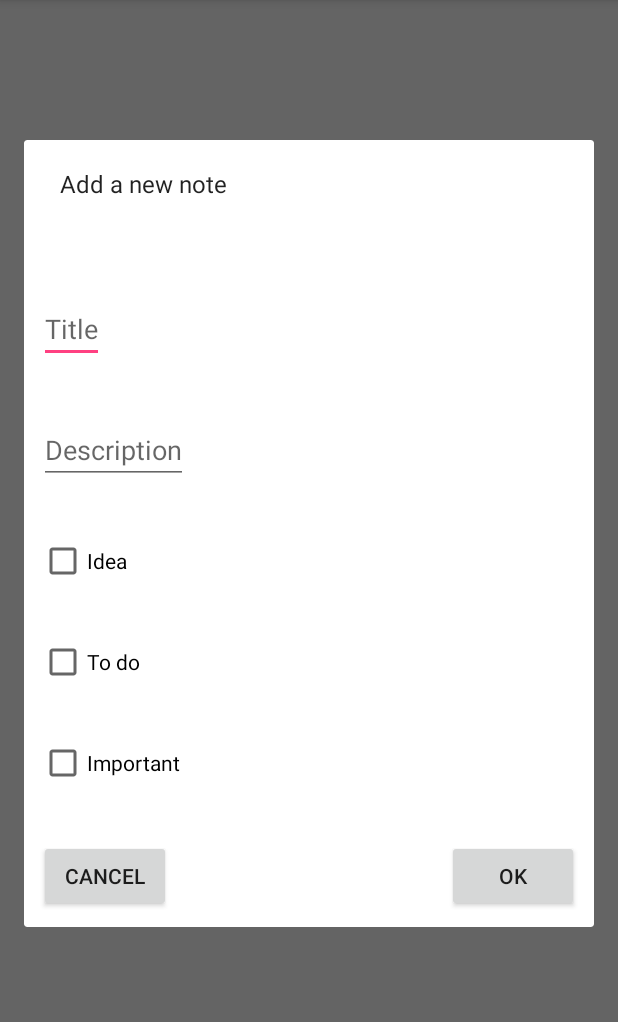
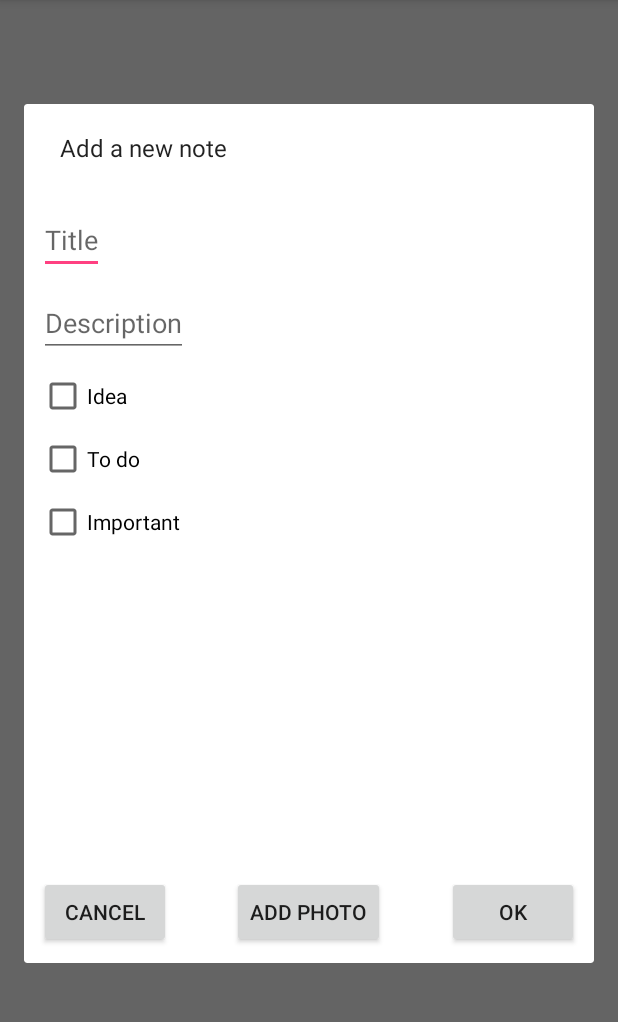
Before and after one commit to chandlergaines/gaineschandleraca, an Android app: the screen it shows after launch (MainActivity), after a tap on "add", on a phone screen of 412 x 824 dp, the part 84-1106 px from its top. Run offline under Robolectric (Android 15) with nearby library versions, the phone set to English and light mode, and no system bars.

Commit message:
Working on Photo feature: Can capture photo, cannot show in note view

```diff
--- a/NotetoSelf/app/src/main/res/layout/dialog_new_note.xml
+++ b/NotetoSelf/app/src/main/res/layout/dialog_new_note.xml
@@ -1,6 +1,8 @@
 <?xml version="1.0" encoding="utf-8"?>
 <RelativeLayout xmlns:android="http://schemas.android.com/apk/res/android"
-    android:layout_width="match_parent" android:layout_height="match_parent"
+                xmlns:app="http://schemas.android.com/apk/res-auto"
+                xmlns:tools="http://schemas.android.com/tools"
+                android:layout_width="match_parent" android:layout_height="match_parent"
     android:padding="10dp">
 
     <EditText
@@ -10,7 +12,7 @@
         android:layout_alignParentTop="true"
         android:layout_alignParentLeft="true"
         android:layout_alignParentStart="true"
-        android:layout_marginTop="35dp"
+        android:layout_marginTop="0dp"
         android:hint="@string/title_hint" />
 
     <EditText
@@ -20,7 +22,7 @@
         android:layout_below="@+id/editTitle"
         android:layout_alignParentLeft="true"
         android:layout_alignParentStart="true"
-        android:layout_marginTop="35dp"
+        android:layout_marginTop="10dp"
         android:hint="@string/description_hint"
         android:inputType="textMultiLine" />
 
@@ -32,7 +34,7 @@
         android:layout_below="@+id/editDescription"
         android:layout_alignParentLeft="true"
         android:layout_alignParentStart="true"
-        android:layout_marginTop="35dp"
+        android:layout_marginTop="10dp"
         android:checked="false" />
 
     <CheckBox
@@ -43,7 +45,7 @@
         android:layout_below="@+id/checkBoxIdea"
         android:layout_alignParentLeft="true"
         android:layout_alignParentStart="true"
-        android:layout_marginTop="35dp"
+        android:layout_marginTop="10dp"
         android:checked="false" />
 
     <CheckBox
@@ -54,7 +56,7 @@
         android:layout_below="@+id/checkBoxTodo"
         android:layout_alignParentLeft="true"
         android:layout_alignParentStart="true"
-        android:layout_marginTop="35dp"
+        android:layout_marginTop="10dp"
         android:checked="false" />
 
     <Button
@@ -65,7 +67,7 @@
         android:layout_below="@+id/checkBoxImportant"
         android:layout_alignParentLeft="true"
         android:layout_alignParentStart="true"
-        android:layout_marginTop="35dp" />
+        android:layout_marginTop="220dp" />
 
     <Button
         android:layout_width="wrap_content"
@@ -75,4 +77,21 @@
         android:layout_alignTop="@+id/btnCancel"
         android:layout_alignParentRight="true"
         android:layout_alignParentEnd="true" />
+
+    <Button
+        android:layout_width="wrap_content"
+        android:layout_height="wrap_content"
+        android:layout_alignTop="@+id/btnCancel"
+        android:layout_centerHorizontal="true"
+        android:id="@+id/btnAddPhoto"
+        android:text="@string/add_photo"/>
+
+    <ImageView
+        android:layout_width="150dp"
+        android:layout_height="150dp"
+        android:layout_below="@+id/checkBoxImportant"
+        android:layout_centerHorizontal="true"
+        android:layout_marginTop="35dp"
+        android:id="@+id/photoImageView"/>
+
 </RelativeLayout>
--- a/NotetoSelf/app/src/main/res/values/strings.xml
+++ b/NotetoSelf/app/src/main/res/values/strings.xml
@@ -16,6 +16,7 @@
     <string name="rb_fast">Fast</string>
     <string name="rb_slow">Slow</string>
     <string name="rb_none">None</string>
+    <string name="add_photo">Add Photo</string>
 
     <string name="action_settings">Settings</string>
 </resources>
```
Also changed, not shown: NotetoSelf/app/src/main/java/com/chandler/android/aca/notetoself/DialogNewNote.java (+110 -0 lines), NotetoSelf/app/src/main/java/com/chandler/android/aca/notetoself/DialogShowNote.java (+19 -2 lines), NotetoSelf/app/src/main/java/com/chandler/android/aca/notetoself/Note.java (+12 -0 lines), NotetoSelf/app/src/main/res/layout/dialog_show_note.xml (+11 -2 lines).
